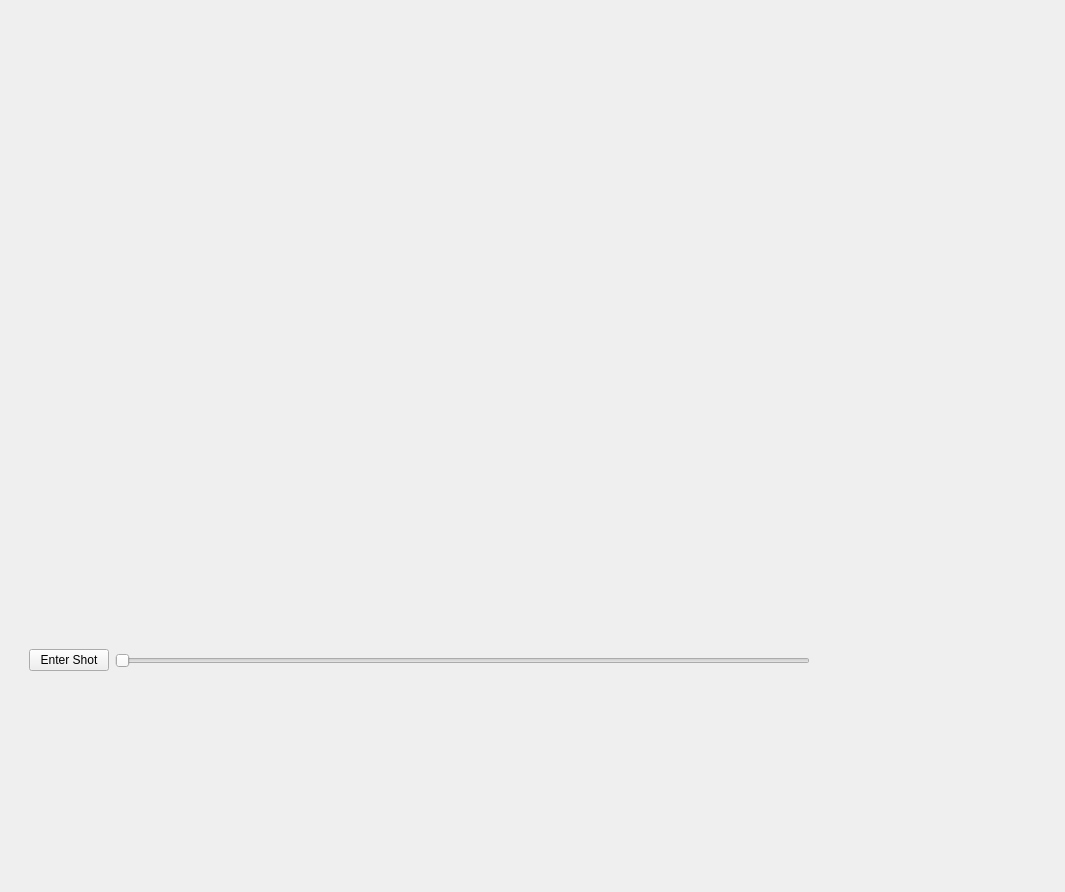
The window that frontend/ShotModePage.ui (YCP-Rev-Metrix/BallSpinner-Controller-v2) describes before a commit, drawn with Qt 5.
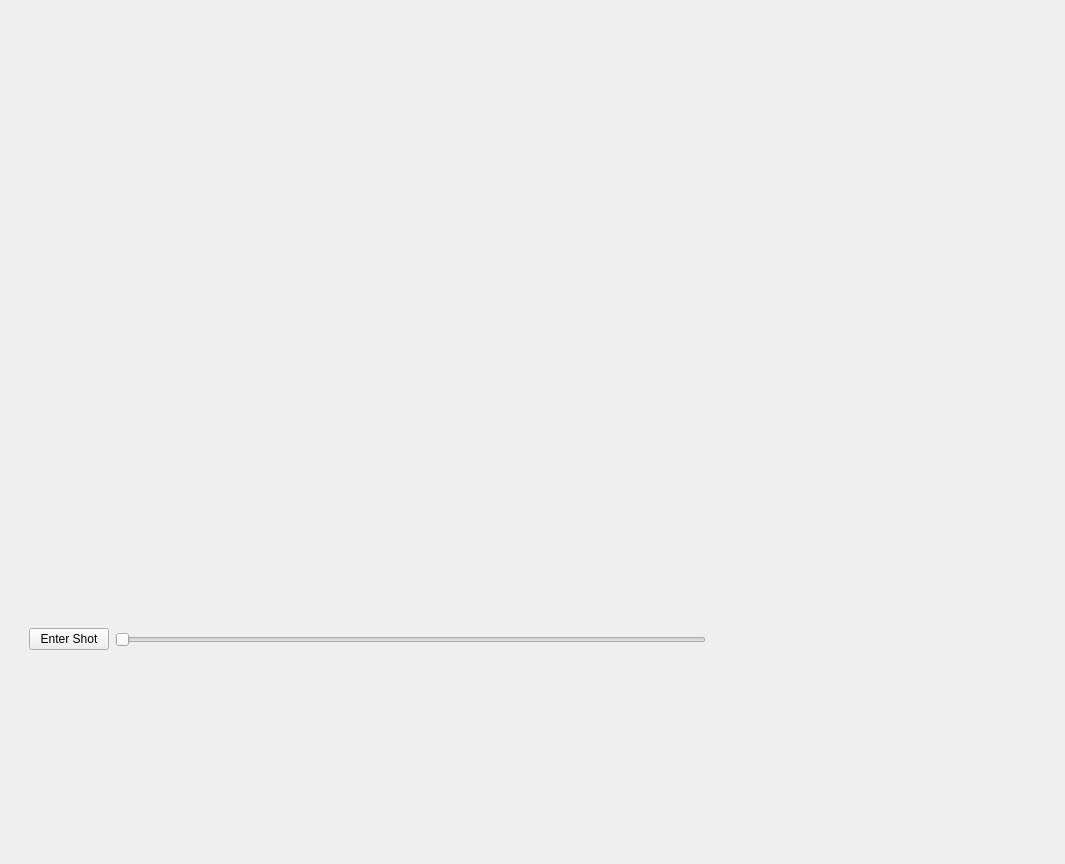
The same window after the commit. Custom widgets are drawn as their Qt base class.

```diff
--- a/frontend/ShotModePage.ui
+++ b/frontend/ShotModePage.ui
@@ -7,13 +7,13 @@
     <x>0</x>
     <y>0</y>
     <width>1065</width>
-    <height>892</height>
+    <height>864</height>
    </rect>
   </property>
   <property name="windowTitle">
    <string>Form</string>
   </property>
-  <layout class="QHBoxLayout" name="horizontalLayout" stretch="8,2">
+  <layout class="QHBoxLayout" name="horizontalLayout" stretch="7,3">
    <item>
     <widget class="QWidget" name="widget" native="true">
      <layout class="QVBoxLayout" name="verticalLayout">
```
